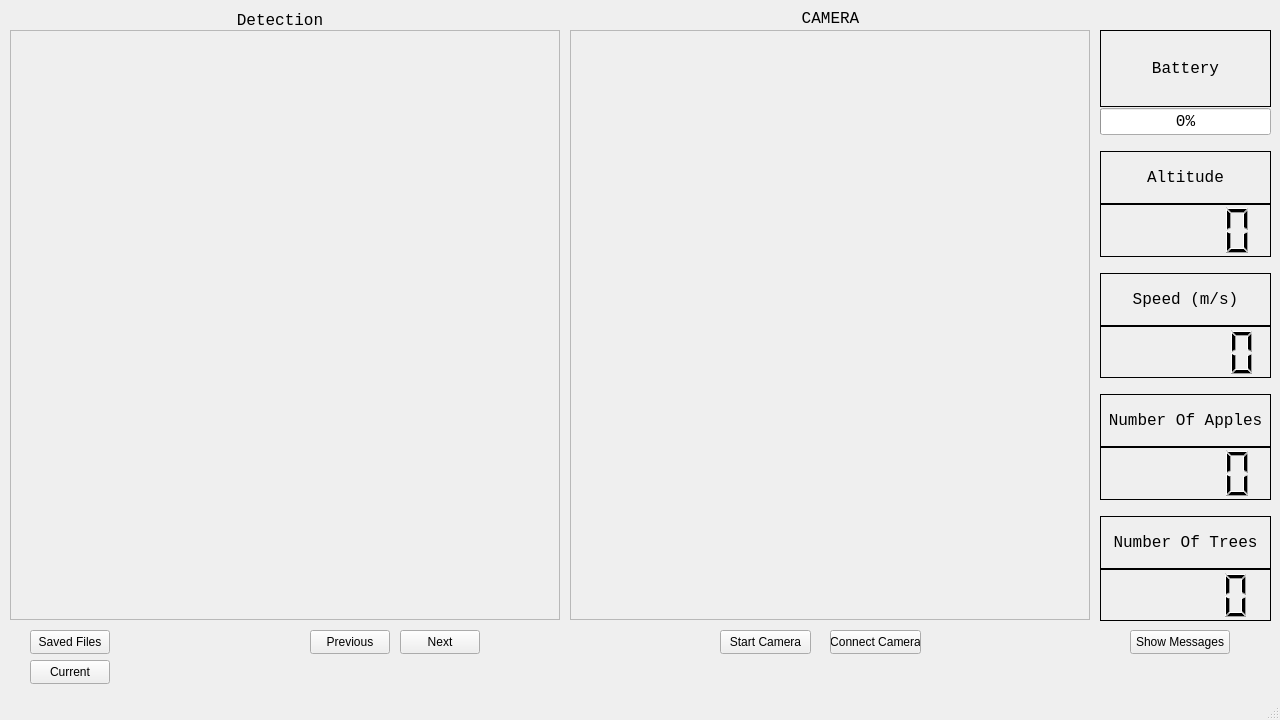
Above: Form/mainwindow.ui from grkmkcgl/bitirmeProjesi2023 before the change. Below: the same form after it.
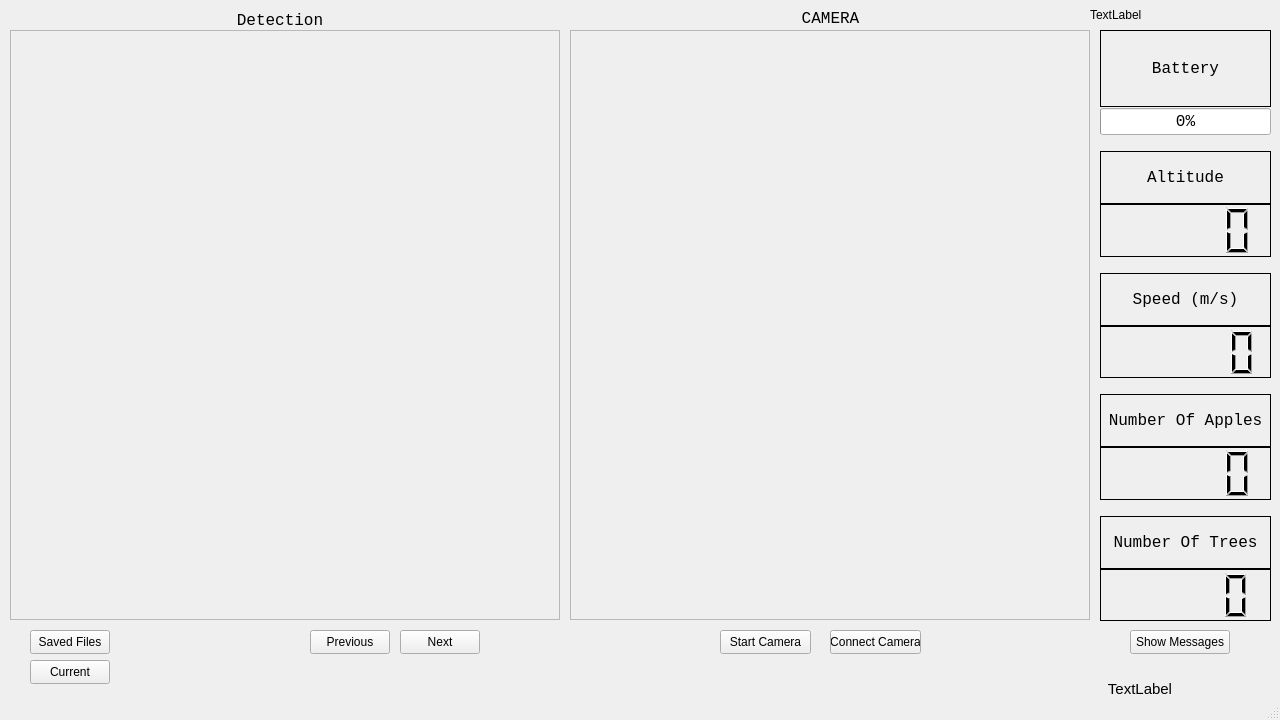
That is the form after the change. Icons and pictures are not drawn.

Diff of the .ui file:
```diff
--- a/Form/mainwindow.ui
+++ b/Form/mainwindow.ui
@@ -572,6 +572,40 @@
      <string>Saved Files</string>
     </property>
    </widget>
+   <widget class="QLabel" name="serverStatusLabel">
+    <property name="geometry">
+     <rect>
+      <x>1010</x>
+      <y>680</y>
+      <width>260</width>
+      <height>16</height>
+     </rect>
+    </property>
+    <property name="font">
+     <font>
+      <pointsize>11</pointsize>
+     </font>
+    </property>
+    <property name="text">
+     <string>&lt;html&gt;&lt;head/&gt;&lt;body&gt;&lt;p&gt;TextLabel&lt;/p&gt;&lt;/body&gt;&lt;/html&gt;</string>
+    </property>
+    <property name="alignment">
+     <set>Qt::AlignCenter</set>
+    </property>
+   </widget>
+   <widget class="QLabel" name="tubitakLabel">
+    <property name="geometry">
+     <rect>
+      <x>1090</x>
+      <y>0</y>
+      <width>190</width>
+      <height>30</height>
+     </rect>
+    </property>
+    <property name="text">
+     <string>TextLabel</string>
+    </property>
+   </widget>
   </widget>
   <widget class="QStatusBar" name="statusbar"/>
  </widget>
```
